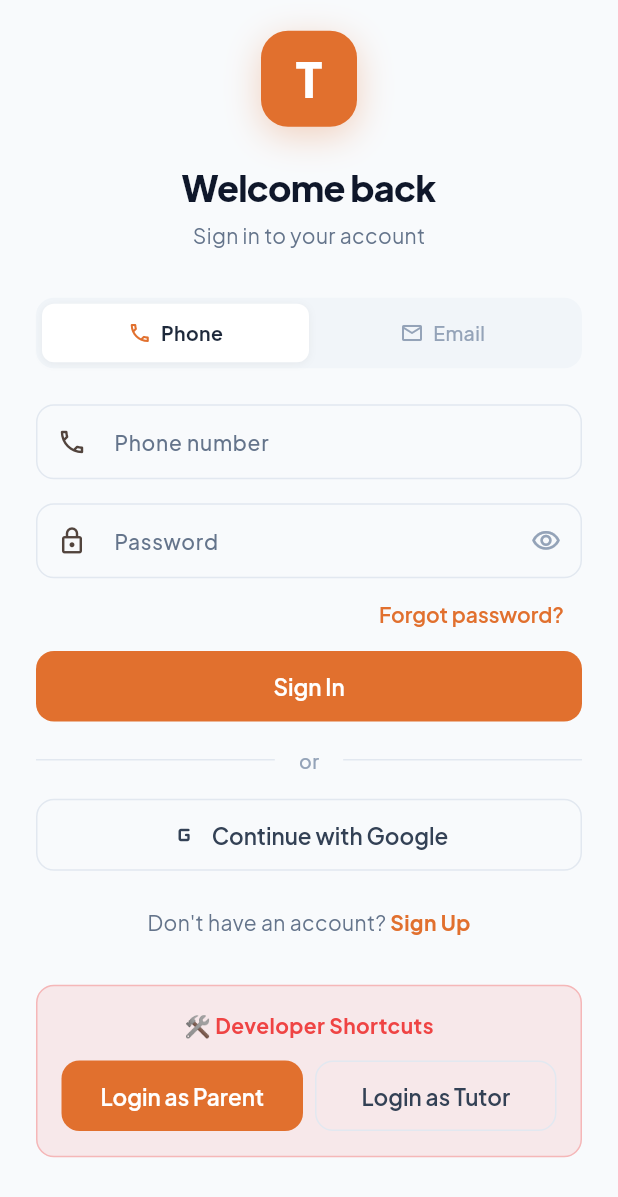
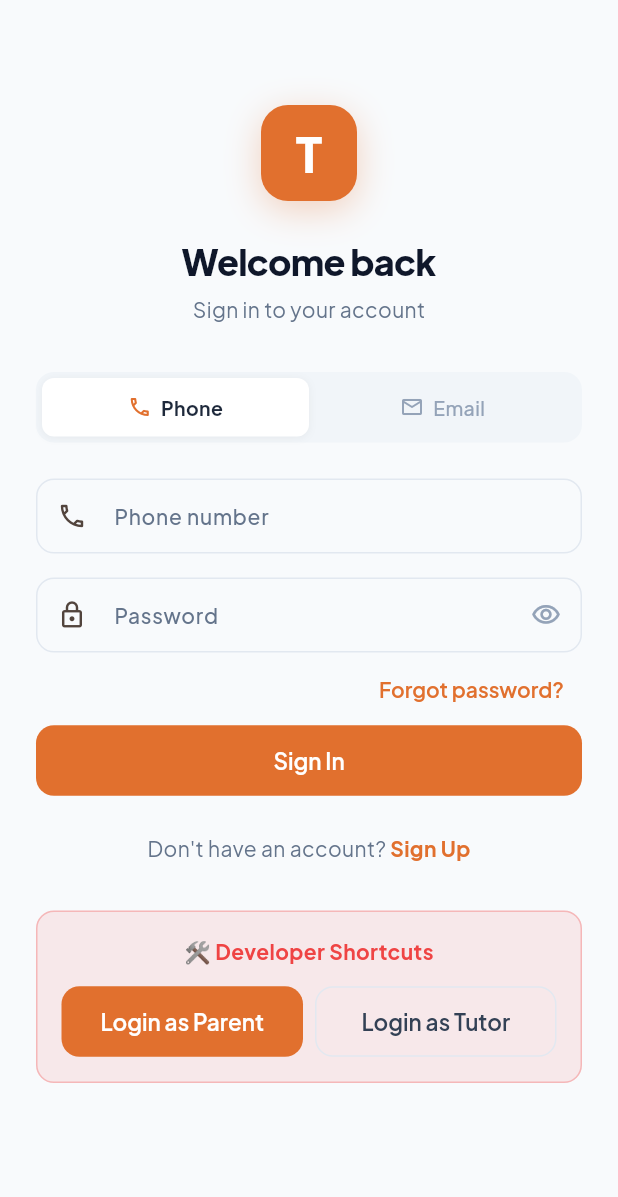
Before and after one commit to utkarshlearns-create/THTPRO-app, a Flutter app: the LoginScreen screen opened by its route, on a phone screen of 412 x 824 dp. Shown: the top 1197 px of the screen. Run offline on Flutter 3.47's test engine with Material 3 defaults, Android fonts, the phone set to English and light mode, and no system bars; our stand-ins replace cached_network_image, dio, flutter_animate, flutter_riverpod, flutter_secure_storage, go_router and 4 more; missing offline and left inert: razorpay_flutter; accounts and stored records are empty.

Commit message:
feat(tutor): drop Google sign-in, and carry the design language across the teacher screens
Removes "Continue with Google" from the login screen. It was wired to a
snackbar reading "Google sign-in coming soon" - an option presented as real
that did nothing when tapped, which is worse than not offering it. The
google_sign_in dependency goes with it: keeping it would force an OAuth client
ID to be configured on both platforms for a feature the app does not have. The
backend endpoint is untouched, so it can come back properly later.

The rest carries the visual language from the reference mockup into the
sections that had not caught up:

- Job cards get a class block on the leading edge, the same anchor the
  schedule rows use, so the feed scans down the left by what is being taught
  instead of by a wall of subject names. It is toned by whether anyone has
  applied yet, since an untouched lead is the one worth a teacher's attention.
- Plans now mark the best value per credit rather than leaving a buyer to do
  the division. It compares price per credit, not headline price - the
  cheapest plan is rarely the best one - and marks nothing when there are
  fewer than two comparable plans, because a single option is not a "best" one.
- Wallet, applications, schedule and profile sections get the tinted icon
  chips, so a long scroll has landmarks.

Co-Authored-By: Claude Opus 5 <noreply@anthropic.com>

```diff
--- a/lib/features/auth/screens/login_screen.dart
+++ b/lib/features/auth/screens/login_screen.dart
@@ -8,8 +8,9 @@ import 'package:tht_app/core/theme/app_colors.dart';
 import 'package:tht_app/features/shared/widgets/tht_text_field.dart';
 import 'package:tht_app/features/shared/widgets/tht_button.dart';
 
-/// Login screen — mirrors views/Login.jsx.
-/// Supports phone or email login + Google OAuth.
+/// Sign in with a phone number or email.
+///
+/// The same credentials as the website — one account, one backend, one session.
 class LoginScreen extends ConsumerStatefulWidget {
   const LoginScreen({super.key});
 
@@ -302,45 +303,6 @@ class _LoginScreenState extends ConsumerState<LoginScreen> {
                   isLoading: _loading,
                   isExpanded: true,
                 ),
-                const SizedBox(height: 16),
-
-                // ── Divider ──
-                Row(
-                  children: [
-                    Expanded(
-                        child: Divider(
-                            color: isDark
-                                ? AppColors.darkBorder
-                                : AppColors.slate200)),
-                    Padding(
-                      padding: const EdgeInsets.symmetric(horizontal: 16),
-                      child: Text(
-                        'or',
-                        style: TextStyle(
-                          color:
-                              isDark ? AppColors.slate500 : AppColors.slate400,
-                          fontSize: 13,
-                          fontWeight: FontWeight.w500,
-                        ),
-                      ),
-                    ),
-                    Expanded(
-                        child: Divider(
-                            color: isDark
-                                ? AppColors.darkBorder
-                                : AppColors.slate200)),
-                  ],
-                ),
-                const SizedBox(height: 16),
-
-                // ── Google sign-in ──
-                ThtButton(
-                  label: 'Continue with Google',
-                  onPressed: _handleGoogleLogin,
-                  variant: ThtButtonVariant.outlined,
-                  isExpanded: true,
-                  icon: Icons.g_mobiledata_rounded,
-                ),
                 const SizedBox(height: 24),
 
                 // ── Sign up link ──
@@ -439,15 +401,6 @@ class _LoginScreenState extends ConsumerState<LoginScreen> {
     );
   }
 
-  Future<void> _handleGoogleLogin() async {
-    // TODO: Integrate google_sign_in package
-    // 1. Get ID token from Google
-    // 2. POST /api/users/auth/google/ with {credential: idToken}
-    // 3. Handle role-selection modal if new user
-    ScaffoldMessenger.of(context).showSnackBar(
-      const SnackBar(content: Text('Google sign-in coming soon')),
-    );
-  }
 }
 
 class _ModeTab extends StatelessWidget {
--- a/lib/features/wallet/screens/wallet_screen.dart
+++ b/lib/features/wallet/screens/wallet_screen.dart
@@ -224,7 +224,11 @@ class _History extends ConsumerWidget {
     return Column(
       crossAxisAlignment: CrossAxisAlignment.start,
       children: [
-        const SectionHeader('Recent activity'),
+        const SectionHeader(
+          'Recent activity',
+          icon: Icons.receipt_long_rounded,
+          iconTone: Tone.info,
+        ),
         const SizedBox(height: AppSpacing.md),
         AsyncView<List<WalletTransaction>>(
           value: transactions,
--- a/pubspec.yaml
+++ b/pubspec.yaml
@@ -23,7 +23,6 @@ dependencies:
   # Auth / Storage
   flutter_secure_storage: ^9.2.2
   shared_preferences: ^2.2.3
-  google_sign_in: ^6.2.1
   jwt_decoder: ^2.0.1
 
   # UI
```
Also changed, not shown: lib/features/jobs/widgets/job_card.dart (+66 -1 lines), lib/features/tutor/screens/tutor_profile_screen.dart (+11 -1 lines), lib/features/wallet/screens/packages_screen.dart (+30 -1 lines), pubspec.lock.
